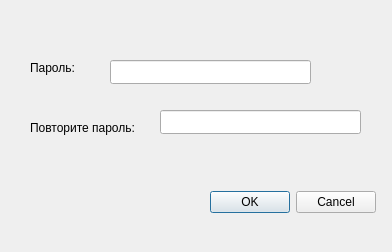
Above: passwordform.ui from DmitryPrischep/command before the change. Below: the same form after it.
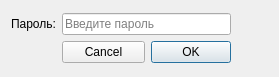
That is the form after the change. Icons and pictures are not drawn.

Diff of the .ui file:
```diff
--- a/passwordform.ui
+++ b/passwordform.ui
@@ -6,81 +6,63 @@
    <rect>
     <x>0</x>
     <y>0</y>
-    <width>392</width>
-    <height>252</height>
+    <width>279</width>
+    <height>77</height>
    </rect>
   </property>
   <property name="windowTitle">
    <string>Dialog</string>
   </property>
-  <widget class="QLabel" name="label">
-   <property name="geometry">
-    <rect>
-     <x>30</x>
-     <y>60</y>
-     <width>59</width>
-     <height>16</height>
-    </rect>
-   </property>
-   <property name="text">
-    <string>Пароль:</string>
-   </property>
-  </widget>
-  <widget class="QLabel" name="label_2">
-   <property name="geometry">
-    <rect>
-     <x>30</x>
-     <y>120</y>
-     <width>121</width>
-     <height>16</height>
-    </rect>
-   </property>
-   <property name="text">
-    <string>Повторите пароль:</string>
-   </property>
-  </widget>
-  <widget class="QLineEdit" name="lineEdit">
-   <property name="geometry">
-    <rect>
-     <x>110</x>
-     <y>60</y>
-     <width>201</width>
-     <height>24</height>
-    </rect>
-   </property>
+  <property name="windowIcon">
+   <iconset resource="res.qrc">
+    <normaloff>:/pics/unlock.png</normaloff>:/pics/unlock.png</iconset>
+  </property>
+  <layout class="QVBoxLayout" name="verticalLayout">
+   <item>
+    <layout class="QGridLayout" name="gridLayout" rowstretch="0,0" columnstretch="1,5,0" rowminimumheight="2,5" columnminimumwidth="4,5,0">
+     <property name="topMargin">
+      <number>0</number>
+     </property>
+     <property name="rightMargin">
+      <number>37</number>
+     </property>
+     <item row="0" column="1" colspan="2">
+      <widget class="QLineEdit" name="password">
    <property name="text">
     <string/>
    </property>
    <property name="echoMode">
     <enum>QLineEdit::Password</enum>
    </property>
-  </widget>
-  <widget class="QLineEdit" name="lineEdit_2">
-   <property name="geometry">
-    <rect>
-     <x>160</x>
-     <y>110</y>
-     <width>201</width>
-     <height>24</height>
-    </rect>
-   </property>
-   <property name="echoMode">
-    <enum>QLineEdit::PasswordEchoOnEdit</enum>
-   </property>
-  </widget>
-  <widget class="QDialogButtonBox" name="buttonBox">
-   <property name="geometry">
-    <rect>
-     <x>210</x>
-     <y>190</y>
-     <width>166</width>
-     <height>24</height>
-    </rect>
-   </property>
-   <property name="standardButtons">
-    <set>QDialogButtonBox::Cancel|QDialogButtonBox::Ok</set>
-   </property>
-  </widget>
+       <property name="placeholderText">
+        <string>Введите пароль</string>
+       </property>
+      </widget>
+     </item>
+     <item row="0" column="0">
+      <widget class="QLabel" name="label">
+       <property name="text">
+        <string>Пароль:</string>
+       </property>
+      </widget>
+     </item>
+     <item row="1" column="2">
+      <widget class="QPushButton" name="ok_button">
+       <property name="text">
+        <string>OK</string>
+       </property>
+      </widget>
+     </item>
+     <item row="1" column="1">
+      <widget class="QPushButton" name="cancel_button">
+       <property name="text">
+        <string>Cancel</string>
+       </property>
+      </widget>
+     </item>
+    </layout>
+   </item>
+  </layout>
  </widget>
  <resources/>
  <connections/>
```
Left out of the diff: 6 changed lines with no effect on the pictures. Lines whose indentation alone changed are shown as unchanged.
